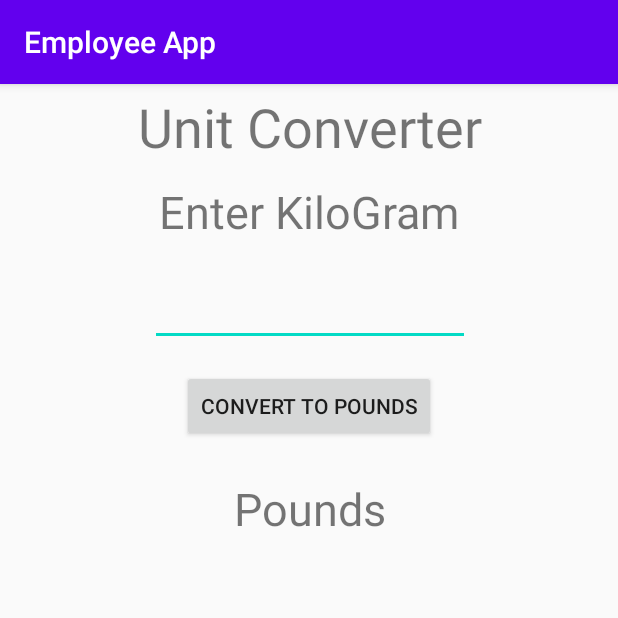
After one commit to Refa-Ghaznavi/EmployeeApp, an Android app: the UnitConverterActivity screen opened directly, with no data from a screen before it, on a phone screen of 412 x 824 dp, the top half of it. The commit adds this screen. Run offline under Robolectric (Android 15) with nearby library versions, the phone set to English and light mode, and no system bars.

Commit message:
three converter

```diff
--- /dev/null
+++ b/app/src/main/java/com/example/employeeapp/UnitConverterActivity.java
@@ -0,0 +1,43 @@
+package com.example.employeeapp;
+
+import androidx.appcompat.app.AppCompatActivity;
+
+import android.os.Bundle;
+import android.view.View;
+import android.widget.Button;
+import android.widget.EditText;
+import android.widget.TextView;
+
+public class UnitConverterActivity extends AppCompatActivity {
+
+    EditText etEnterNumber;
+    TextView tvValue;
+    Button bntConverter;
+    double inTax = 0;
+
+    @Override
+    protected void onCreate(Bundle savedInstanceState) {
+        super.onCreate(savedInstanceState);
+        setContentView(R.layout.activity_unit_converter);
+        etEnterNumber = findViewById(R.id.et_enter_number);
+        bntConverter = findViewById(R.id.btn_convert);
+        tvValue = findViewById(R.id.tv_value);
+
+        bntConverter.setOnClickListener(new View.OnClickListener() {
+            @Override
+            public void onClick(View view) {
+                ConvertFromKiloToPound();
+            }
+        });
+    }
+    // this method is converted the Value to String
+    private void ConvertFromKiloToPound() {
+        // converting the Value to String
+        String valueEnteredInKilo = etEnterNumber.getText().toString();
+        // converting the string to number(double)
+        double kilo = Double.parseDouble(valueEnteredInKilo);
+        double pounds = kilo * 2.205;
+        // displaying the number to the TextView(tvValue)
+        tvValue.setText(""+pounds);
+    }
+}
--- /dev/null
+++ b/app/src/main/res/layout/activity_unit_converter.xml
@@ -0,0 +1,78 @@
+<?xml version="1.0" encoding="utf-8"?>
+<androidx.constraintlayout.widget.ConstraintLayout xmlns:android="http://schemas.android.com/apk/res/android"
+    xmlns:app="http://schemas.android.com/apk/res-auto"
+    xmlns:tools="http://schemas.android.com/tools"
+    android:layout_width="match_parent"
+    android:layout_height="match_parent"
+    tools:context=".UnitConverterActivity">
+
+    <TextView
+        android:id="@+id/tv_title_converter"
+        android:layout_width="wrap_content"
+        android:layout_height="wrap_content"
+        android:layout_marginTop="4dp"
+        android:text="Unit Converter"
+        android:textSize="36sp"
+        app:layout_constraintEnd_toEndOf="parent"
+        app:layout_constraintHorizontal_bias="0.505"
+        app:layout_constraintStart_toStartOf="parent"
+        app:layout_constraintTop_toTopOf="parent" />
+
+    <TextView
+        android:id="@+id/tv_kilo_grams"
+        android:layout_width="wrap_content"
+        android:layout_height="wrap_content"
+        android:layout_marginTop="12dp"
+        android:text="Enter KiloGram"
+        android:textSize="30sp"
+        app:layout_constraintEnd_toEndOf="parent"
+        app:layout_constraintStart_toStartOf="parent"
+        app:layout_constraintTop_toBottomOf="@+id/tv_title_converter" />
+
+    <EditText
+        android:id="@+id/et_enter_number"
+        android:layout_width="wrap_content"
+        android:layout_height="wrap_content"
+        android:layout_marginTop="24dp"
+        android:ems="10"
+        android:inputType="number"
+        app:layout_constraintEnd_toEndOf="parent"
+        app:layout_constraintHorizontal_bias="0.504"
+        app:layout_constraintStart_toStartOf="parent"
+        app:layout_constraintTop_toBottomOf="@+id/tv_kilo_grams" />
+
+    <Button
+        android:id="@+id/btn_convert"
+        android:layout_width="wrap_content"
+        android:layout_height="wrap_content"
+        android:layout_marginTop="16dp"
+        android:text="Convert to Pounds"
+        app:layout_constraintEnd_toEndOf="parent"
+        app:layout_constraintStart_toStartOf="parent"
+        app:layout_constraintTop_toBottomOf="@+id/et_enter_number" />
+
+    <TextView
+        android:id="@+id/tv_pounds"
+        android:layout_width="wrap_content"
+        android:layout_height="wrap_content"
+        android:layout_marginTop="24dp"
+        android:text="Pounds"
+        android:textSize="30sp"
+        app:layout_constraintEnd_toEndOf="parent"
+        app:layout_constraintHorizontal_bias="0.502"
+        app:layout_constraintStart_toStartOf="parent"
+        app:layout_constraintTop_toBottomOf="@+id/btn_convert" />
+
+    <TextView
+        android:id="@+id/tv_value"
+        android:layout_width="wrap_content"
+        android:layout_height="wrap_content"
+        android:layout_marginTop="40dp"
+        android:textSize="36sp"
+        app:layout_constraintEnd_toEndOf="parent"
+        app:layout_constraintHorizontal_bias="0.501"
+        app:layout_constraintStart_toStartOf="parent"
+        app:layout_constraintTop_toBottomOf="@+id/tv_pounds" />
+
+
+</androidx.constraintlayout.widget.ConstraintLayout>
```
Also changed, not shown: app/src/main/AndroidManifest.xml (+5 -3 lines), app/src/main/java/com/example/employeeapp/LauncherActivity.java (added, +45 -0 lines), app/src/main/java/com/example/employeeapp/MainActivity.java (+0 -26 lines), app/src/main/java/com/example/employeeapp/MortgageActivity.java (added, +110 -0 lines), app/src/main/res/layout/activity_launcher.xml (added, +38 -0 lines), app/src/main/res/layout/activity_main.xml (+0 -69 lines), app/src/main/res/layout/activity_mortgage.xml (added, +121 -0 lines).
